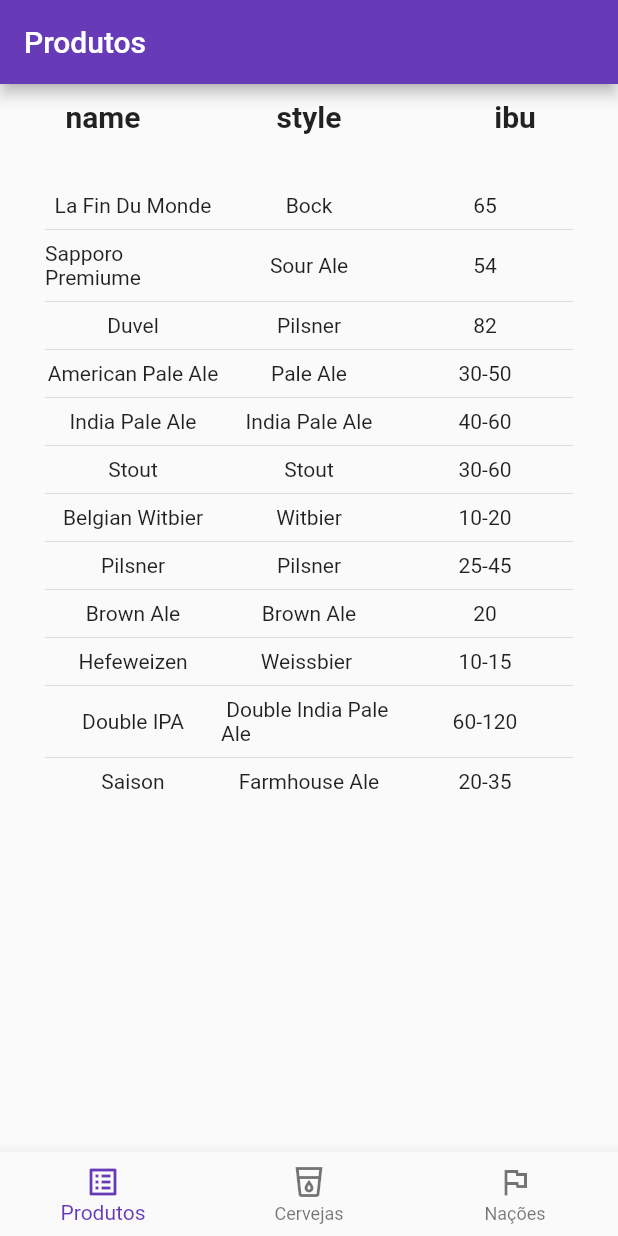
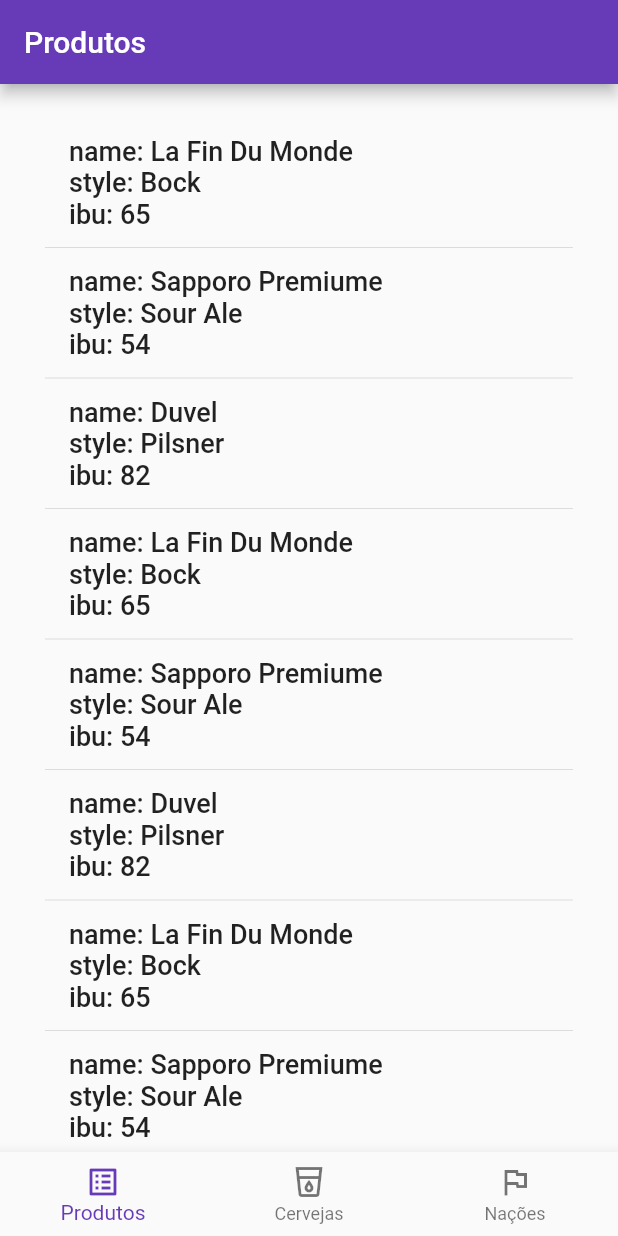
Before and after one commit to HalysonSA/receita04, a Flutter app: the screen it shows after launch, on a phone screen of 412 x 824 dp. Run offline on Flutter 3.47's test engine with Material 2 defaults, Android fonts, the phone set to English and light mode, and no system bars; our stand-ins replace flutter_hooks.

Commit message:
receita 4 final classe generica

```diff
--- a/lib/main.dart
+++ b/lib/main.dart
@@ -1,78 +1,26 @@
 import 'package:flutter/material.dart';
 import 'package:flutter_hooks/flutter_hooks.dart';
-import 'dart:convert';
-import 'package:http/http.dart' as http;
 
 var data = [
   {"name": "La Fin Du Monde", "style": "Bock", "ibu": "65"},
   {"name": "Sapporo Premiume", "style": "Sour Ale", "ibu": "54"},
   {"name": "Duvel", "style": "Pilsner", "ibu": "82"},
-  {"name": "American Pale Ale", "style": "Pale Ale", "ibu": "30-50"},
-  {"name": "India Pale Ale", "style": "India Pale Ale", "ibu": "40-60"},
-  {"name": "Stout", "style": "Stout", "ibu": "30-60"},
-  {"name": "Belgian Witbier", "style": "Witbier", "ibu": "10-20"},
-  {"name": "Pilsner", "style": "Pilsner", "ibu": "25-45"},
-  {"name": "Brown Ale", "style": "Brown Ale", "ibu": "20"},
-  {"name": "Hefeweizen", "style": "Weissbier ", "ibu": "10-15"},
-  {"name": "Double IPA", "style": " Double India Pale Ale", "ibu": "60-120"},
-  {"name": "Saison", "style": "Farmhouse Ale", "ibu": "20-35"}
+  {"name": "La Fin Du Monde", "style": "Bock", "ibu": "65"},
+  {"name": "Sapporo Premiume", "style": "Sour Ale", "ibu": "54"},
+  {"name": "Duvel", "style": "Pilsner", "ibu": "82"},
+  {"name": "La Fin Du Monde", "style": "Bock", "ibu": "65"},
+  {"name": "Sapporo Premiume", "style": "Sour Ale", "ibu": "54"},
+  {"name": "Duvel", "style": "Pilsner", "ibu": "82"},
+  {"name": "La Fin Du Monde", "style": "Bock", "ibu": "65"},
+  {"name": "Sapporo Premiume", "style": "Sour Ale", "ibu": "54"},
+  {"name": "Duvel", "style": "Pilsner", "ibu": "82"}
 ];
-
-Future<ProductFuture> fetchProduct() async {
-  final response =
-      await http.get(Uri.parse('https://fakestoreapi.com/products/'));
-  if (response.statusCode != 200) {
-    throw Exception('Failed to load products');
-  }
-
-  return ProductFuture.fromJson(jsonDecode(response.body));
-}
-
-class ProductFuture {
-  List<Product> products;
-
-  ProductFuture({required this.products});
-
-  factory ProductFuture.fromJson(List<dynamic> json) {
-    return ProductFuture(
-      products: json.map((e) => Product.fromJson(e)).toList(),
-    );
-  }
-}
-
-class ProductWidget extends HookWidget {
-  final Future<ProductFuture> futureProduct;
-
-  ProductWidget({required this.futureProduct});
-
-  @override
-  Widget build(BuildContext context) {
-    return FutureBuilder<ProductFuture>(
-      future: futureProduct,
-      builder: (context, snapshot) {
-        if (snapshot.hasData) {
-          return ProductList(products: snapshot.data!.products);
-        } else if (snapshot.hasError) {
-          return Text("${snapshot.error}");
-        }
-        return CircularProgressIndicator();
-      },
-    );
-  }
-}
-
 void main() {
   MyApp app = MyApp();
   runApp(app);
 }
 
 class MyApp extends HookWidget {
-  late Future<ProductFuture> futureProduct;
-
-  MyApp() {
-    futureProduct = fetchProduct();
-  }
-
   @override
   Widget build(BuildContext context) {
     return MaterialApp(
@@ -82,26 +30,9 @@ class MyApp extends HookWidget {
           appBar: AppBar(
             title: const Text("Produtos"),
           ),
-          body: Column(children: [
-            Row(
-              mainAxisAlignment: MainAxisAlignment.spaceAround,
-              children: data[0]
-                  .keys
-                  .map((e) => Container(
-                      width: 100,
-                      padding: EdgeInsets.all(10),
-                      child: Center(
-                          child: Text(e,
-                              style: const TextStyle(
-                                  fontWeight: FontWeight.bold, fontSize: 20)))))
-                  .toList(),
-            ),
-            Expanded(child: GenericItem(objects: data)),
-          ]),
-
-          // body: Center(
-          //   child: ProductWidget(futureProduct: futureProduct),
-          // ),
+          body: GenericItem(
+            objects: data,
+          ),
           bottomNavigationBar: NewNavBar(),
         ));
   }
@@ -121,12 +52,17 @@ class GenericItem extends StatelessWidget {
         final titles = objects[index].keys.toList();
         final values = objects[index].values.toList();
 
-        return Row(
-          children: titles
-              .map((e) => Expanded(
-                  child: Column(
-                      children: [Text(values[titles.indexOf(e)].toString())])))
-              .toList(),
+        return ListTile(
+          title: Column(
+            crossAxisAlignment: CrossAxisAlignment.start,
+            children: titles
+                .map((e) => Text(
+                      "$e: ${values[titles.indexOf(e)]}",
+                      style: const TextStyle(
+                          fontWeight: FontWeight.w500, fontSize: 18),
+                    ))
+                .toList(),
+          ),
         );
       },
       separatorBuilder: (BuildContext context, int index) => const Divider(),
@@ -152,59 +88,3 @@ class NewNavBar extends HookWidget {
     ]);
   }
 }
-
-class Product {
-  int id;
-  String title;
-  String description;
-  String image;
-  double price;
-
-  Product(
-      {required this.id,
-      required this.title,
-      required this.description,
-      required this.image,
-      required this.price});
-
-  factory Product.fromJson(Map<String, dynamic> json) {
-    return Product(
-      id: json['id'],
-      title: json['title'],
-      description: json['description'],
-      image: json['image'],
-      price: json['price'],
-    );
-  }
-}
-
-class ProductList extends HookWidget {
-  final List<Product> products;
-
-  ProductList({required this.products});
-
-  @override
-  Widget build(BuildContext context) {
-    return ListView.separated(
-      padding: EdgeInsets.all(10),
-      itemCount: products.length,
-      itemBuilder: (context, index) {
-        return Card(
-          child: ListTile(
-            minVerticalPadding: 10,
-            title: Text(products[index].title, style: TextStyle(fontSize: 20)),
-            subtitle: Text(products[index].description,
-                style: TextStyle(fontSize: 12)),
-            leading: Image.network(
-              products[index].image,
-              width: 90,
-            ),
-            trailing: Text("\$${products[index].price.toString()}",
-                style: TextStyle(fontSize: 20)),
-          ),
-        );
-      },
-      separatorBuilder: (BuildContext context, int index) => const Divider(),
-    );
-  }
-}
--- a/pubspec.yaml
+++ b/pubspec.yaml
@@ -37,6 +37,7 @@ dependencies:
   cupertino_icons: ^1.0.2
   flutter_hooks: ^0.18.6
   http: ^0.13.5
+  hooks_riverpod: ^2.3.6
 
 dev_dependencies:
   flutter_test:
```
Also changed, not shown: pubspec.lock.
